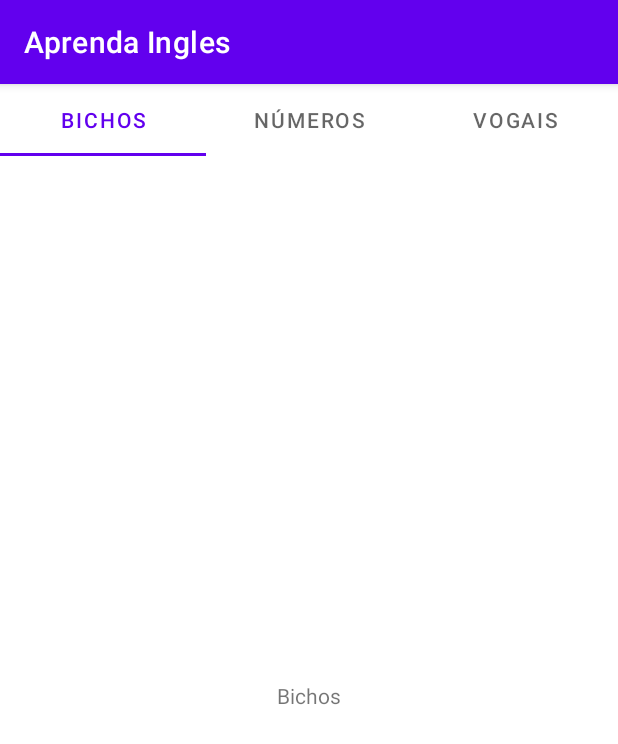
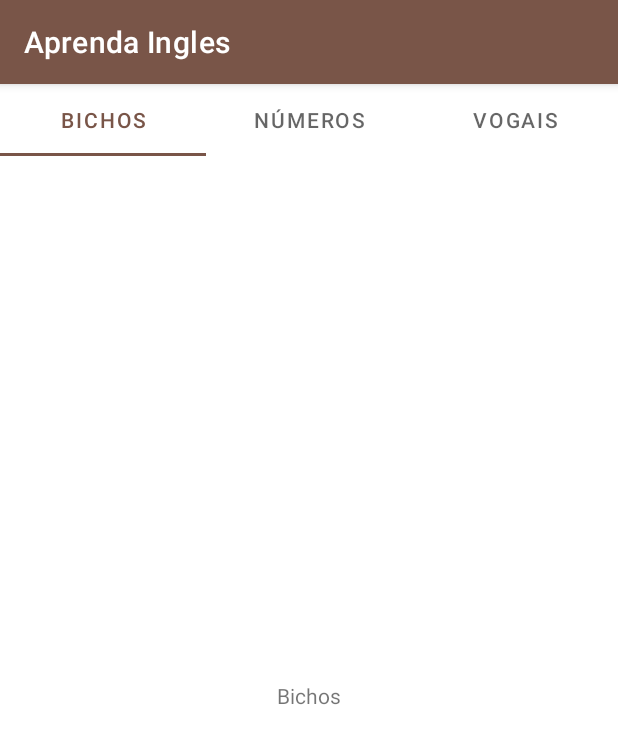
Before and after one commit to TiagoAndreAlmeida/Aprenda-Ingl-s, an Android app: the screen it shows after launch (MainActivity), on a phone screen of 412 x 824 dp. Shown: the top 744 px of the screen. Run offline under Robolectric (Android 15) with nearby library versions, the phone set to English and light mode, and no system bars.

Commit message:
Add colors to theme

```diff
--- a/app/src/main/res/values-night/themes.xml
+++ /dev/null
@@ -1,16 +0,0 @@
-<resources xmlns:tools="http://schemas.android.com/tools">
-    <!-- Base application theme. -->
-    <style name="Theme.AprendaIngles" parent="Theme.MaterialComponents.DayNight.DarkActionBar">
-        <!-- Primary brand color. -->
-        <item name="colorPrimary">@color/purple_200</item>
-        <item name="colorPrimaryVariant">@color/purple_700</item>
-        <item name="colorOnPrimary">@color/black</item>
-        <!-- Secondary brand color. -->
-        <item name="colorSecondary">@color/teal_200</item>
-        <item name="colorSecondaryVariant">@color/teal_200</item>
-        <item name="colorOnSecondary">@color/black</item>
-        <!-- Status bar color. -->
-        <item name="android:statusBarColor" tools:targetApi="l">?attr/colorPrimaryVariant</item>
-        <!-- Customize your theme here. -->
-    </style>
-</resources>
--- a/app/src/main/res/values/colors.xml
+++ b/app/src/main/res/values/colors.xml
@@ -1,10 +1,6 @@
 <?xml version="1.0" encoding="utf-8"?>
 <resources>
-    <color name="purple_200">#FFBB86FC</color>
-    <color name="purple_500">#FF6200EE</color>
-    <color name="purple_700">#FF3700B3</color>
-    <color name="teal_200">#FF03DAC5</color>
-    <color name="teal_700">#FF018786</color>
-    <color name="black">#FF000000</color>
-    <color name="white">#FFFFFFFF</color>
+    <color name="colorPrimary">#795548</color>
+    <color name="colorPrimaryDark">#5d4037</color>
+    <color name="colorAccent">#a06451</color>
 </resources>
--- a/app/src/main/res/values/themes.xml
+++ b/app/src/main/res/values/themes.xml
@@ -1,16 +1,14 @@
 <resources xmlns:tools="http://schemas.android.com/tools">
     <!-- Base application theme. -->
-    <style name="Theme.AprendaIngles" parent="Theme.MaterialComponents.DayNight.DarkActionBar">
+    <style name="Theme.AprendaIngles" parent="Theme.MaterialComponents.Light.DarkActionBar">
         <!-- Primary brand color. -->
-        <item name="colorPrimary">@color/purple_500</item>
-        <item name="colorPrimaryVariant">@color/purple_700</item>
-        <item name="colorOnPrimary">@color/white</item>
+        <item name="colorPrimary">@color/colorPrimary</item>
+
+
         <!-- Secondary brand color. -->
-        <item name="colorSecondary">@color/teal_200</item>
-        <item name="colorSecondaryVariant">@color/teal_700</item>
-        <item name="colorOnSecondary">@color/black</item>
+
         <!-- Status bar color. -->
-        <item name="android:statusBarColor" tools:targetApi="l">?attr/colorPrimaryVariant</item>
+        <item name="android:statusBarColor" tools:targetApi="l">@color/colorPrimaryDark</item>
         <!-- Customize your theme here. -->
     </style>
 </resources>
```
